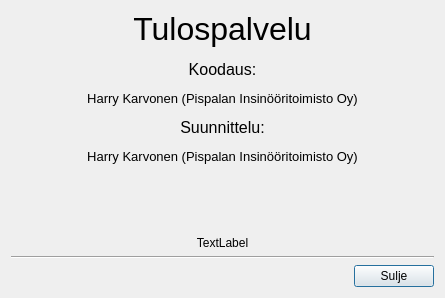
This is gui/dialog/tietojadialog.ui in Hatell/Tulospalvelu as Qt 5 draws it before an edit. The edited form follows.
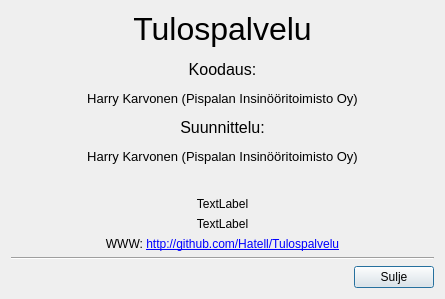
This is the edited form.

Commit message: Täydennetty TietojaDialogia.

Diff of the .ui file:
```diff
--- a/gui/dialog/tietojadialog.ui
+++ b/gui/dialog/tietojadialog.ui
@@ -13,7 +13,7 @@
   <property name="windowTitle">
    <string>Tulospalvelu - Tietoja</string>
   </property>
-  <layout class="QVBoxLayout" name="verticalLayout" stretch="1,0,0,0">
+  <layout class="QVBoxLayout" name="verticalLayout" stretch="1,0,0,0,0,0">
    <item>
     <widget class="QLabel" name="label">
      <property name="text">
@@ -43,6 +43,26 @@
      </property>
     </widget>
    </item>
+   <item>
+    <widget class="QLabel" name="versionLabel">
+     <property name="text">
+      <string>TextLabel</string>
+     </property>
+     <property name="alignment">
+      <set>Qt::AlignCenter</set>
+     </property>
+    </widget>
+   </item>
+   <item>
+    <widget class="QLabel" name="urlLabel">
+     <property name="text">
+      <string>&lt;html&gt;&lt;head/&gt;&lt;body&gt;&lt;p&gt;WWW: &lt;a href=&quot;http://github.com/Hatell/Tulospalvelu&quot;&gt;&lt;span style=&quot; text-decoration: underline; color:#0000ff;&quot;&gt;http://github.com/Hatell/Tulospalvelu&lt;/span&gt;&lt;/a&gt;&lt;/p&gt;&lt;/body&gt;&lt;/html&gt;</string>
+     </property>
+     <property name="alignment">
+      <set>Qt::AlignCenter</set>
+     </property>
+    </widget>
+   </item>
    <item>
     <widget class="Line" name="line">
      <property name="orientation">
```
The commit also changes 2 other files.
